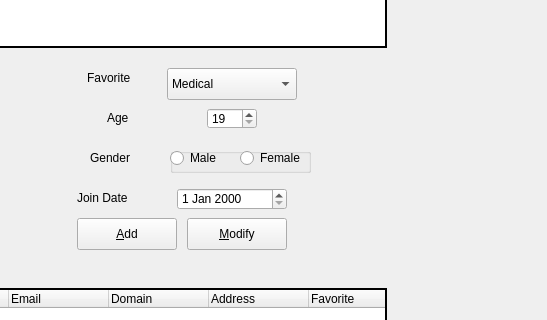
This is customermanage.ui in GlennPark/OliveHealthCare as Qt 5 draws it before an edit; both pictures show x 453 to 1000 and y 152 to 472 of the 1000 by 1000 pixel window. The edited form follows.
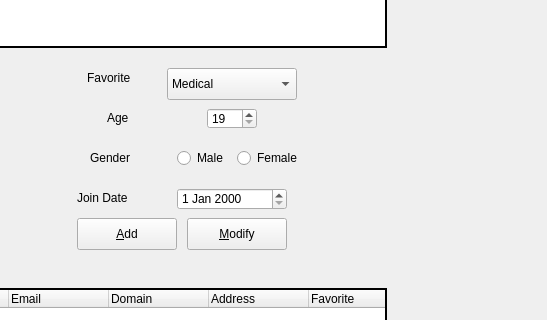
This is the edited form. Icons and pictures are not drawn.

Diff of the .ui file:
```diff
--- a/customermanage.ui
+++ b/customermanage.ui
@@ -242,54 +242,6 @@
     <string>Gender</string>
    </property>
   </widget>
-  <widget class="QGroupBox" name="genderGroupBox">
-   <property name="enabled">
-    <bool>true</bool>
-   </property>
-   <property name="geometry">
-    <rect>
-     <x>623</x>
-     <y>300</y>
-     <width>141</width>
-     <height>25</height>
-    </rect>
-   </property>
-   <property name="minimumSize">
-    <size>
-     <width>100</width>
-     <height>25</height>
-    </size>
-   </property>
-   <property name="title">
-    <string/>
-   </property>
-   <widget class="QRadioButton" name="femaleButton">
-    <property name="geometry">
-     <rect>
-      <x>70</x>
-      <y>0</y>
-      <width>71</width>
-      <height>20</height>
-     </rect>
-    </property>
-    <property name="text">
-     <string>Female</string>
-    </property>
-   </widget>
-   <widget class="QRadioButton" name="maleButton">
-    <property name="geometry">
-     <rect>
-      <x>0</x>
-      <y>0</y>
-      <width>61</width>
-      <height>20</height>
-     </rect>
-    </property>
-    <property name="text">
-     <string>Male</string>
-    </property>
-   </widget>
-  </widget>
   <widget class="QLabel" name="favoriteLabel">
    <property name="geometry">
     <rect>
@@ -536,6 +488,32 @@
     <string>Join Date</string>
    </property>
   </widget>
+  <widget class="QRadioButton" name="femaleButton">
+   <property name="geometry">
+    <rect>
+     <x>690</x>
+     <y>300</y>
+     <width>71</width>
+     <height>20</height>
+    </rect>
+   </property>
+   <property name="text">
+    <string>Female</string>
+   </property>
+  </widget>
+  <widget class="QRadioButton" name="maleButton">
+   <property name="geometry">
+    <rect>
+     <x>630</x>
+     <y>300</y>
+     <width>61</width>
+     <height>20</height>
+    </rect>
+   </property>
+   <property name="text">
+    <string>Male</string>
+   </property>
+  </widget>
  </widget>
  <tabstops>
   <tabstop>phoneNumberLineEdit</tabstop>
```
